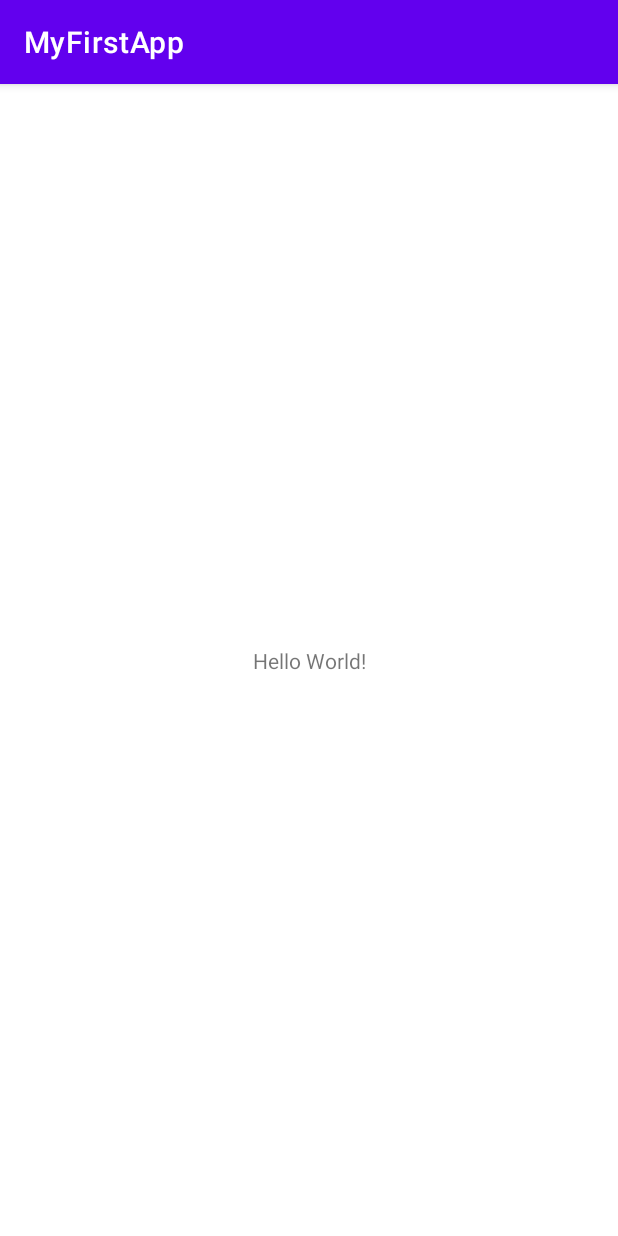
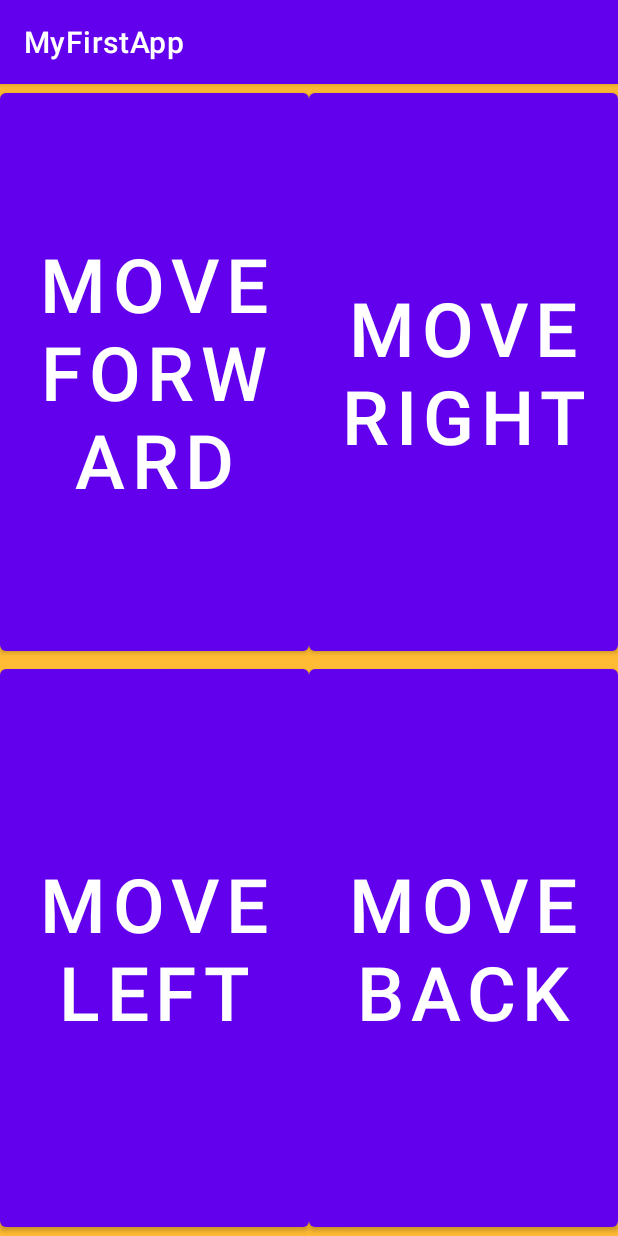
Before and after one commit to ErvinK123/FirstTemiApp, an Android app: the screen it shows after launch (MainActivity), on a phone screen of 412 x 824 dp. Run offline under Robolectric (Android 15) with nearby library versions, the phone set to English and light mode, and no system bars; libraries missing offline, so code that uses them is left out: com.robotemi.sdk; 1 statement that could not run was skipped.

Commit message:
Add 4 buttons with turning functionality.

```diff
--- a/app/src/main/java/com/temi/myfirstapp/MainActivity.java
+++ b/app/src/main/java/com/temi/myfirstapp/MainActivity.java
@@ -5,18 +5,57 @@ import androidx.appcompat.app.AppCompatActivity;
 import android.content.pm.ActivityInfo;
 import android.content.pm.PackageManager;
 import android.os.Bundle;
+import android.view.View;
+import android.widget.Button;
 
 import com.robotemi.sdk.Robot;
 import com.robotemi.sdk.listeners.OnRobotReadyListener;
 
 public class MainActivity extends AppCompatActivity implements OnRobotReadyListener {
 
+    Button btnFront, btnRight, btnLeft, btnBack;
     private Robot robot = Robot.getInstance();
 
     @Override
     protected void onCreate(Bundle savedInstanceState) {
         super.onCreate(savedInstanceState);
         setContentView(R.layout.activity_main);
+
+        btnFront = findViewById(R.id.button1);
+        btnRight = findViewById(R.id.button2);
+        btnLeft = findViewById(R.id.button3);
+        btnBack = findViewById(R.id.button4);
+
+        btnFront.setOnClickListener(new View.OnClickListener(){
+            @Override
+            public void onClick(View view) {
+                //robot.skidJoy(1,0, true);
+            }
+        });
+
+        btnRight.setOnClickListener(new View.OnClickListener(){
+            @Override
+            public void onClick(View view) {
+                robot.turnBy(90);
+                //robot.skidJoy(1,0, true);
+            }
+        });
+
+        btnLeft.setOnClickListener(new View.OnClickListener(){
+            @Override
+            public void onClick(View view) {
+                robot.turnBy(-90);
+                //robot.skidJoy(1,0,true);
+            }
+        });
+
+        btnBack.setOnClickListener(new View.OnClickListener(){
+            @Override
+            public void onClick(View view) {
+                robot.turnBy(180);
+                //robot.skidJoy(1,0,true);
+            }
+        });
     }
 
     protected void onStart() {
--- a/app/src/main/res/layout/activity_main.xml
+++ b/app/src/main/res/layout/activity_main.xml
@@ -4,15 +4,62 @@
     xmlns:tools="http://schemas.android.com/tools"
     android:layout_width="match_parent"
     android:layout_height="match_parent"
+    android:background="@android:color/holo_orange_light"
     tools:context=".MainActivity">
 
-    <TextView
-        android:layout_width="wrap_content"
-        android:layout_height="wrap_content"
-        android:text="Hello World!"
-        app:layout_constraintBottom_toBottomOf="parent"
-        app:layout_constraintEnd_toEndOf="parent"
-        app:layout_constraintStart_toStartOf="parent"
-        app:layout_constraintTop_toTopOf="parent" />
+
+    <LinearLayout
+        android:layout_width="match_parent"
+        android:layout_height="match_parent"
+        android:orientation="vertical">
+
+        <LinearLayout
+            android:layout_width="match_parent"
+            android:layout_height="0dp"
+            android:layout_weight="1"
+            android:orientation="horizontal">
+
+            <Button
+                android:id="@+id/button1"
+                android:layout_width="0dp"
+                android:layout_height="match_parent"
+                android:layout_weight="1"
+                android:textSize="50sp"
+                android:text="Move Forward" />
+
+            <Button
+                android:id="@+id/button2"
+                android:layout_width="0dp"
+                android:layout_height="match_parent"
+                android:layout_weight="1"
+                android:textSize="50sp"
+                android:text="Move Right" />
+        </LinearLayout>
+
+        <LinearLayout
+            android:layout_width="match_parent"
+            android:layout_height="0dp"
+            android:layout_weight="1"
+            android:orientation="horizontal">
+
+            <Button
+                android:id="@+id/button3"
+                android:layout_width="0dp"
+                android:layout_height="match_parent"
+                android:layout_weight="1"
+                android:textSize="50sp"
+                android:text="Move Left" />
+
+            <Button
+                android:id="@+id/button4"
+                android:layout_width="0dp"
+                android:layout_height="match_parent"
+                android:layout_weight="1"
+                android:textSize="50sp"
+                android:text="Move Back" />
+        </LinearLayout>
+
+    </LinearLayout>
+
 
 </androidx.constraintlayout.widget.ConstraintLayout>
```
